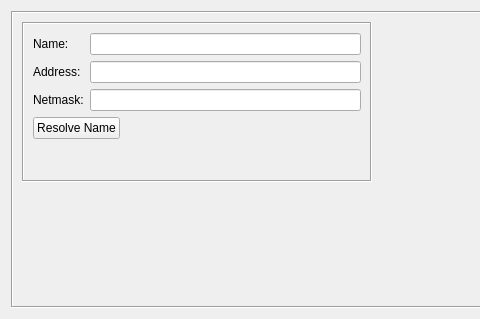
First picture: the form in src/firewallfabrik/gui/ui/ipv4dialog_q.ui, repository Linuxfabrik/firewallfabrik, before the edit; both pictures show x 0 to 480 and y 0 to 319 of the 873 by 319 pixel window.
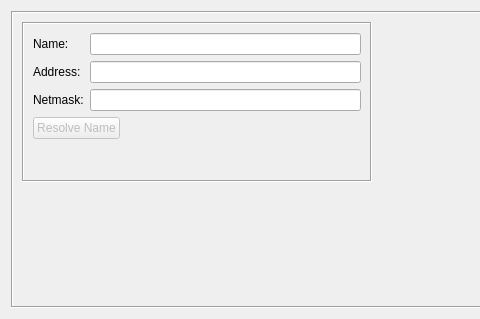
Second picture: the form after the edit. Custom widgets are drawn as their Qt base class.

Patch:
```diff
--- a/src/firewallfabrik/gui/ui/ipv4dialog_q.ui
+++ b/src/firewallfabrik/gui/ui/ipv4dialog_q.ui
@@ -129,6 +129,9 @@
            </item>
            <item row="3" column="0" colspan="3">
             <widget class="QPushButton" name="dnsLookup">
+             <property name="enabled">
+              <bool>false</bool>
+             </property>
              <property name="sizePolicy">
               <sizepolicy hsizetype="Fixed" vsizetype="Fixed">
                <horstretch>0</horstretch>
```
